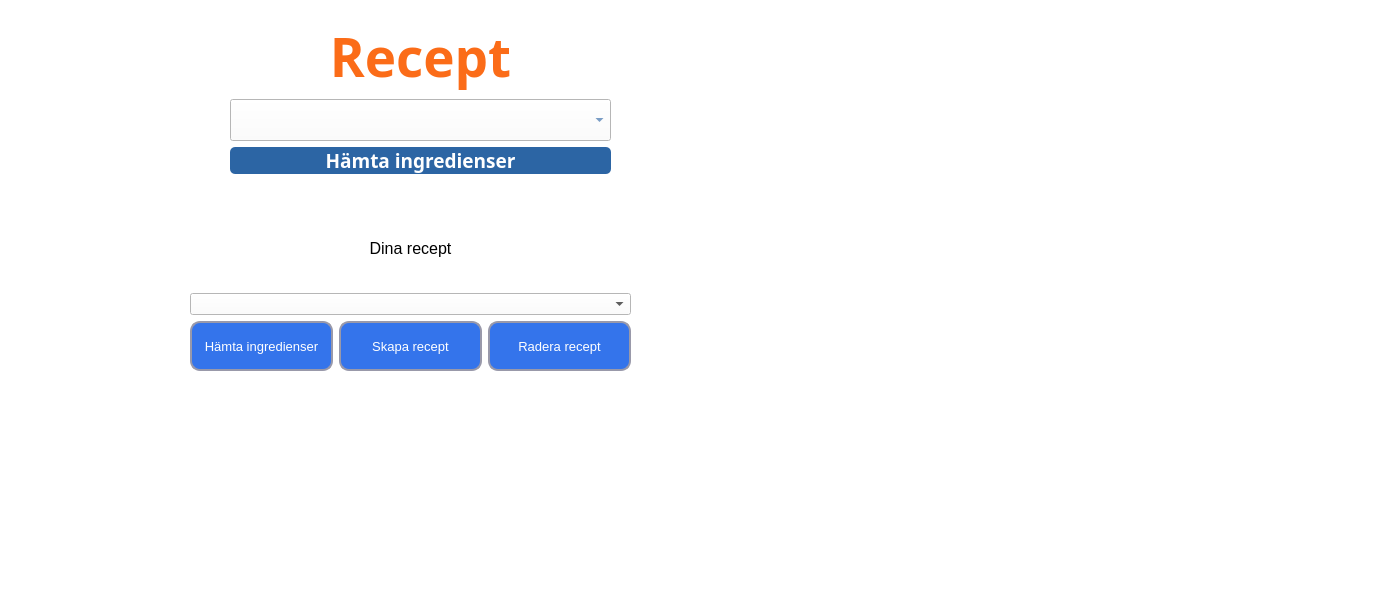
Above: code/viewer/UI/start_menu.ui from marcusgostasson/smartshop before the change. Below: the same form after it.
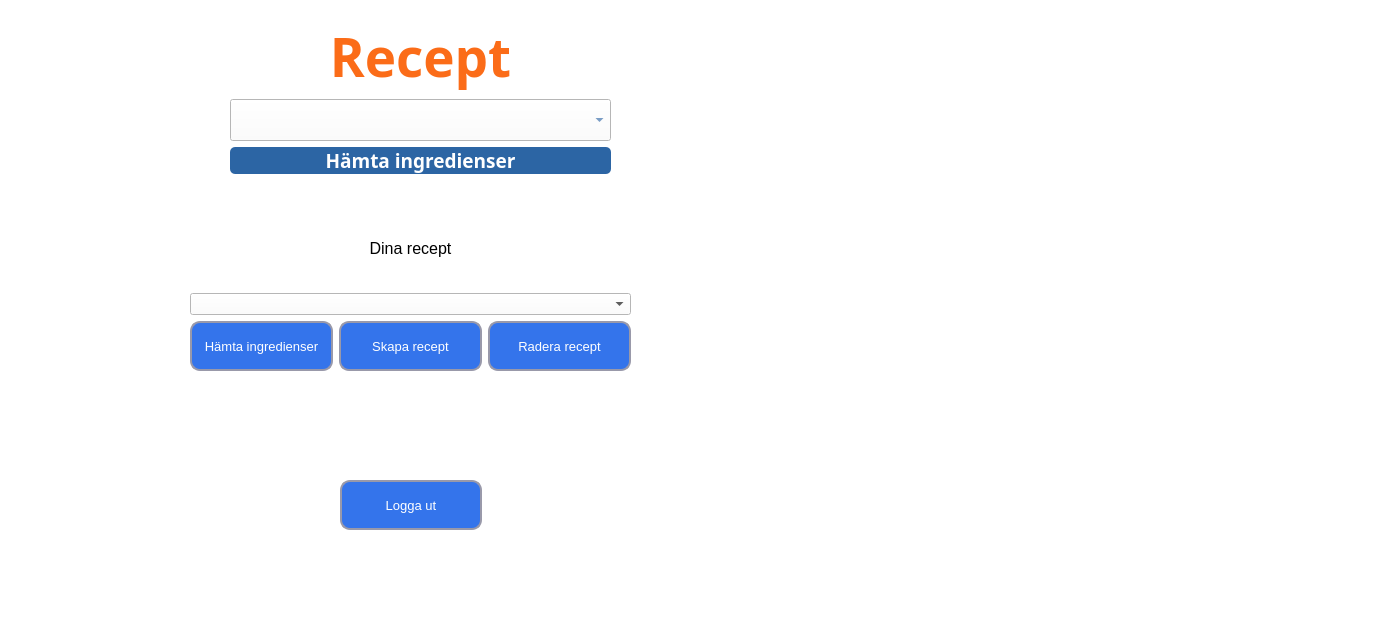
That is the form after the change. Icons and pictures are not drawn.

Commit message: Doing some playing around adding a logout and creat recipe

The edit to the form file:
```diff
--- a/code/viewer/UI/start_menu.ui
+++ b/code/viewer/UI/start_menu.ui
@@ -6,8 +6,8 @@
    <rect>
     <x>0</x>
     <y>0</y>
-    <width>1377</width>
-    <height>600</height>
+    <width>1385</width>
+    <height>623</height>
    </rect>
   </property>
   <property name="sizePolicy">
@@ -347,6 +347,71 @@
      </item>
     </layout>
    </widget>
+   <widget class="QPushButton" name="logout_button">
+    <property name="geometry">
+     <rect>
+      <x>340</x>
+      <y>480</y>
+      <width>142</width>
+      <height>50</height>
+     </rect>
+    </property>
+    <property name="sizePolicy">
+     <sizepolicy hsizetype="Expanding" vsizetype="Fixed">
+      <horstretch>0</horstretch>
+      <verstretch>0</verstretch>
+     </sizepolicy>
+    </property>
+    <property name="maximumSize">
+     <size>
+      <width>2000</width>
+      <height>50</height>
+     </size>
+    </property>
+    <property name="font">
+     <font>
+      <pointsize>10</pointsize>
+      <weight>50</weight>
+      <bold>false</bold>
+     </font>
+    </property>
+    <property name="mouseTracking">
+     <bool>false</bool>
+    </property>
+    <property name="styleSheet">
+     <string notr="true">QPushButton { 
+        border-style: solid;
+        border-width: 2px;
+        border-color: #9999aa;
+        border-radius: 10px;
+        color: white;
+        background-color: #3474eb;
+    }
+
+    QPushButton:enabled {
+        background-color: #3474eb;
+        color: white;
+    }
+
+    QPushButton:pressed {
+        background-color: #0d2f72;
+        color: #fffffe;
+    }
+
+    QPushButton:hover:!pressed {
+        background-color: #E1F4FF;
+        color: #0c2f70;
+    }
+
+    QPushButton:disabled {
+        background-color: #aaaaaa;
+        color: #ffffff;
+    }</string>
+    </property>
+    <property name="text">
+     <string>Logga ut</string>
+    </property>
+   </widget>
   </widget>
   <widget class="QMenuBar" name="menubar">
    <property name="geometry">
```
Left out of the diff: 2 changed lines with no effect on the pictures. The commit also changes 10 other files.
